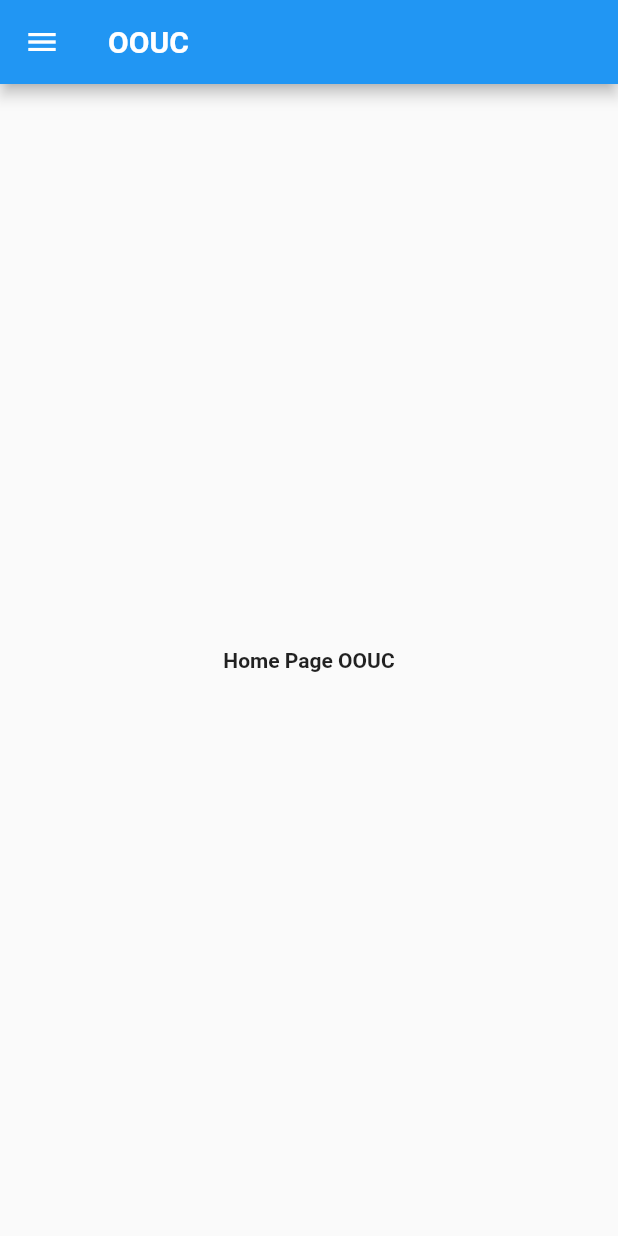
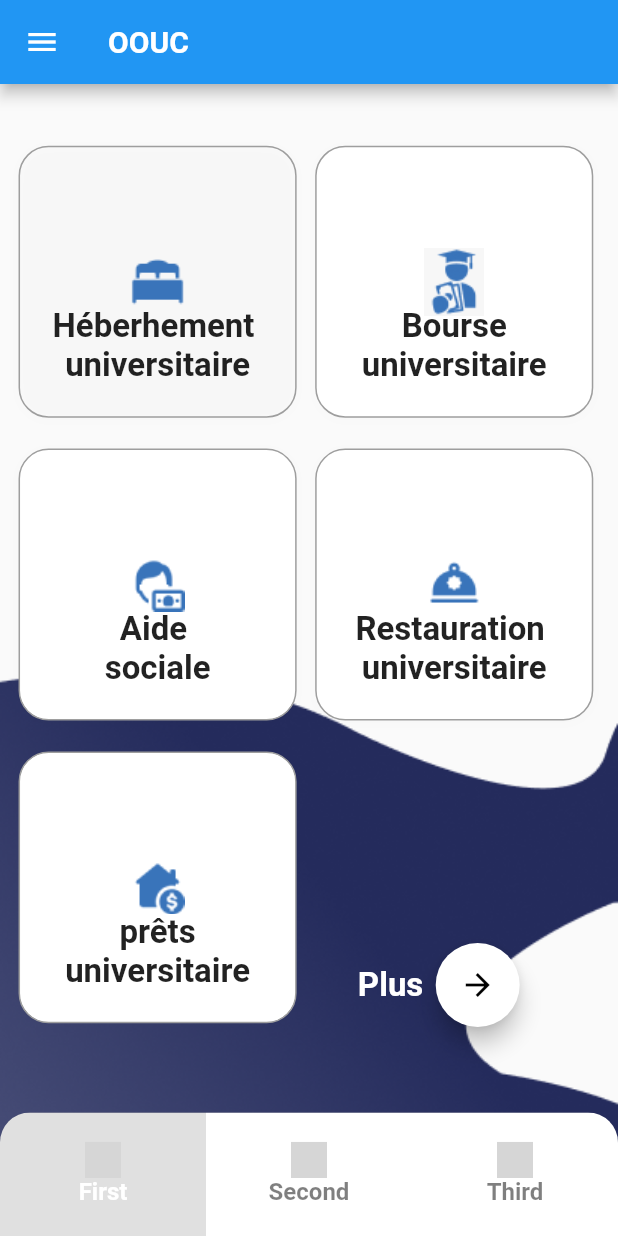
Before and after one commit to HamzaMlaouhi/OOUC, a Flutter app: the screen it shows after launch, after a tap on "CONNEXION", on a phone screen of 412 x 824 dp. Run offline on Flutter 3.47's test engine with Material 2 defaults, Android fonts, the phone set to English and light mode, and no system bars; drawn by our look-alikes of auto_size_text; our stand-ins replace flutter_svg; missing offline and left inert: sliding_switch; grey boxes are pictures that could not be loaded.

Commit message:
Home Page

```diff
--- a/lib/Routes/route_generator.dart
+++ b/lib/Routes/route_generator.dart
@@ -1,6 +1,7 @@
+import 'package:OOUC/Widgets/BottomNavigationBar.dart';
 import 'package:flutter/material.dart';
 import 'package:OOUC/Screens/LoginPage.dart';
-import 'package:OOUC/Screens/MenuPage.dart';
+import 'package:OOUC/Screens/HomePage.dart';
 
 class RouteGenerator {
   static Route<dynamic> generateRoute(RouteSettings settings) {
@@ -13,8 +14,8 @@ class RouteGenerator {
       case '/loginPage':
         return MaterialPageRoute(builder: (_) => LoginPage());
 
-      case '/MenuPage':
-        return MaterialPageRoute(builder: (_) => MenuPage());
+      case '/HomePage':
+        return MaterialPageRoute(builder: (_) => HomePage());
 
       default:
         return _errorRoute();
--- /dev/null
+++ b/lib/Screens/HomePage.dart
@@ -0,0 +1,285 @@
+import 'package:OOUC/Widgets/BottomNavigationBar.dart';
+import 'package:flutter/material.dart';
+import 'package:flutter_svg/svg.dart';
+import 'package:sliding_switch/sliding_switch.dart';
+
+import '../Widgets/AppBarDrawer.dart';
+
+class HomePage extends StatelessWidget {
+  const HomePage({Key? key}) : super(key: key);
+
+  @override
+  Widget build(BuildContext context) {
+    double height = MediaQuery.of(context).size.height;
+    double width = MediaQuery.of(context).size.width;
+    return Scaffold(
+      extendBody: true,
+      appBar: AppBar(title: const Text("OOUC")),
+      drawer: AppBarDrawer(),
+      bottomNavigationBar: CustomerBottomNavigationBar(),
+      body: Container(
+          decoration: BoxDecoration(
+            image: DecorationImage(
+                image: AssetImage("assets/image/BlueBackground.png"),
+                fit: BoxFit.fitWidth,
+                alignment: Alignment.bottomCenter),
+          ),
+          child: Row(
+            children: [
+              SizedBox(
+                width: width * 0.03,
+              ),
+              Column(
+                children: [
+                  SizedBox(
+                    height: height * 0.05,
+                  ),
+                  Container(
+                      height: height * 0.22,
+                      width: width * 0.45,
+                      decoration: BoxDecoration(
+                          image: DecorationImage(
+                            image: AssetImage(
+                              "assets/image/Bedroom.png",
+                            ),
+                            alignment: Alignment.center,
+                          ),
+                          border: Border.all(
+                            color: Colors.grey,
+                          ),
+                          boxShadow: [
+                            BoxShadow(
+                              color: Colors.black.withOpacity(0.01),
+                              offset: Offset(0, 1),
+                              blurRadius: 5,
+                              spreadRadius: 0,
+                            )
+                          ],
+                          borderRadius: BorderRadius.all(Radius.circular(20))),
+                      child: Column(
+                        mainAxisAlignment: MainAxisAlignment.end,
+                        children: [
+                          Align(
+                              child: Text(
+                            "Héberhement ",
+                            style: TextStyle(fontSize: 22),
+                          )),
+                          Text(
+                            "universitaire",
+                            style: TextStyle(fontSize: 22),
+                          ),
+                          SizedBox(
+                            height: height * 0.025,
+                          )
+                        ],
+                      )),
+                  SizedBox(
+                    height: height * 0.025,
+                  ),
+                  Container(
+                      height: height * 0.22,
+                      width: width * 0.45,
+                      decoration: BoxDecoration(
+                          color: Colors.white,
+                          image: DecorationImage(
+                            image: AssetImage(
+                              "assets/image/Budget.png",
+                            ),
+                            alignment: Alignment.center,
+                          ),
+                          border: Border.all(
+                            color: Colors.grey,
+                          ),
+                          boxShadow: [
+                            BoxShadow(
+                              color: Colors.black.withOpacity(0.01),
+                              offset: Offset(0, 1),
+                              blurRadius: 5,
+                              spreadRadius: 0,
+                            )
+                          ],
+                          borderRadius: BorderRadius.all(Radius.circular(20))),
+                      child: Column(
+                        mainAxisAlignment: MainAxisAlignment.end,
+                        children: [
+                          Align(
+                              child: Text(
+                            "Aide ",
+                            style: TextStyle(fontSize: 22),
+                          )),
+                          Text(
+                            "sociale",
+                            style: TextStyle(fontSize: 22),
+                          ),
+                          SizedBox(
+                            height: height * 0.025,
+                          )
+                        ],
+                      )),
+                  SizedBox(
+                    height: height * 0.025,
+                  ),
+                  Container(
+                      height: height * 0.22,
+                      width: width * 0.45,
+                      decoration: BoxDecoration(
+                          color: Colors.white,
+                          image: DecorationImage(
+                            image: AssetImage(
+                              "assets/image/Mortgage.png",
+                            ),
+                            alignment: Alignment.center,
+                          ),
+                          border: Border.all(
+                            color: Colors.grey,
+                          ),
+                          boxShadow: [
+                            BoxShadow(
+                              color: Colors.black.withOpacity(0.01),
+                              offset: Offset(0, 1),
+                              blurRadius: 5,
+                              spreadRadius: 0,
+                            )
+                          ],
+                          borderRadius: BorderRadius.all(Radius.circular(20))),
+                      child: Column(
+                        mainAxisAlignment: MainAxisAlignment.end,
+                        children: [
+                          Align(
+                              child: Text(
+                            "prêts",
+                            style: TextStyle(fontSize: 22),
+                          )),
+                          Text(
+                            "universitaire",
+                            style: TextStyle(fontSize: 22),
+                          ),
+                          SizedBox(
+                            height: height * 0.025,
+                          )
+                        ],
+                      )),
+                ],
+              ),
+              SizedBox(
+                width: width * 0.03,
+              ),
+              Column(
+                children: [
+                  SizedBox(
+                    height: height * 0.05,
+                  ),
+                  Container(
+                      height: height * 0.22,
+                      width: width * 0.45,
+                      decoration: BoxDecoration(
+                          color: Colors.white,
+                          image: DecorationImage(
+                            image: AssetImage(
+                              "assets/image/image 1761.png",
+                            ),
+                            alignment: Alignment.center,
+                          ),
+                          border: Border.all(
+                            color: Colors.grey,
+                          ),
+                          boxShadow: [
+                            BoxShadow(
+                              color: Colors.black.withOpacity(0.01),
+                              offset: Offset(0, 1),
+                              blurRadius: 5,
+                              spreadRadius: 0,
+                            )
+                          ],
+                          borderRadius: BorderRadius.all(Radius.circular(20))),
+                      child: Column(
+                        mainAxisAlignment: MainAxisAlignment.end,
+                        children: [
+                          Align(
+                              child: Text(
+                            "Bourse",
+                            style: TextStyle(fontSize: 22),
+                          )),
+                          Text(
+                            "universitaire",
+                            style: TextStyle(fontSize: 22),
+                          ),
+                          SizedBox(
+                            height: height * 0.025,
+                          )
+                        ],
+                      )),
+                  SizedBox(
+                    height: height * 0.025,
+                  ),
+                  Container(
+                      height: height * 0.22,
+                      width: width * 0.45,
+                      decoration: BoxDecoration(
+                          color: Colors.white,
+                          image: DecorationImage(
+                            image: AssetImage(
+                              "assets/image/Halal Food (1).png",
+                            ),
+                            alignment: Alignment.center,
+                          ),
+                          border: Border.all(
+                            color: Colors.grey,
+                          ),
+                          boxShadow: [
+                            BoxShadow(
+                              color: Colors.black.withOpacity(0.01),
+                              offset: Offset(0, 1),
+                              blurRadius: 5,
+                              spreadRadius: 0,
+                            )
+                          ],
+                          borderRadius: BorderRadius.all(Radius.circular(20))),
+                      child: Column(
+                        mainAxisAlignment: MainAxisAlignment.end,
+                        children: [
+                          Align(
+                              child: Text(
+                            "Restauration ",
+                            style: TextStyle(fontSize: 22),
+                          )),
+                          Text(
+                            "universitaire",
+                            style: TextStyle(fontSize: 22),
+                          ),
+                          SizedBox(
+                            height: height * 0.025,
+                          )
+                        ],
+                      )),
+                  SizedBox(
+                    height: height * 0.18,
+                  ),
+                  Row(
+                    children: [
+                      Text(
+                        "Plus",
+                        style: TextStyle(fontSize: 22, color: Colors.white),
+                      ),
+                      SizedBox(
+                        width: width * 0.020,
+                      ),
+                      new FloatingActionButton(
+                          backgroundColor: Colors.white,
+                          child: const Icon(
+                            Icons.arrow_forward,
+                            color: Colors.black,
+                          ),
+                          onPressed: () {}),
+                      SizedBox(
+                        width: width * 0.05,
+                      ),
+                    ],
+                  ),
+                ],
+              ),
+            ],
+          )),
+    );
+  }
+}
--- a/lib/Screens/LoginPage.dart
+++ b/lib/Screens/LoginPage.dart
@@ -122,7 +122,7 @@ class LoginPage extends StatelessWidget {
                           RoundedRectangleBorder(
                               borderRadius: BorderRadius.circular(18.0),
                               side: BorderSide(color: Color(0xff2b335d))))),
-                  onPressed: () => Navigator.pushNamed(context, '/MenuPage')),
+                  onPressed: () => Navigator.pushNamed(context, '/HomePage')),
             ),
           ),
           SizedBox(
--- a/lib/Screens/MenuPage.dart
+++ b/lib/Widgets/AppBarDrawer.dart
@@ -1,16 +1,15 @@
+import 'package:OOUC/Widgets/BottomNavigationBar.dart';
 import 'package:flutter/material.dart';
 import 'package:sliding_switch/sliding_switch.dart';
 
-class MenuPage extends StatelessWidget {
-  const MenuPage({Key? key}) : super(key: key);
+class AppBarDrawer extends StatelessWidget {
+  const AppBarDrawer({Key? key}) : super(key: key);
 
   @override
   Widget build(BuildContext context) {
     double height = MediaQuery.of(context).size.height;
     double width = MediaQuery.of(context).size.width;
-    return Scaffold(
-      appBar: AppBar(title: const Text("OOUC")),
-      drawer: Drawer(
+    return Drawer(
         elevation: 10.0,
         child: Column(
           children: <Widget>[
@@ -148,11 +147,6 @@ class MenuPage extends StatelessWidget {
               ],
             ),
           ],
-        ),
-      ),
-      body: const Center(
-        child: Text('Home Page OOUC'),
-      ),
-    );
+        ));
   }
 }
--- /dev/null
+++ b/lib/Widgets/BottomNavigationBar.dart
@@ -0,0 +1,99 @@
+import 'package:flutter/material.dart';
+import 'package:flutter_svg/flutter_svg.dart';
+import 'package:auto_size_text/auto_size_text.dart';
+
+class CustomerBottomNavigationBar extends StatefulWidget {
+  CustomerBottomNavigationBar({
+    Key? key,
+  }) : super(key: key);
+
+  @override
+  State<CustomerBottomNavigationBar> createState() =>
+      _CustomerBottomNavigationBarState();
+}
+
+class _CustomerBottomNavigationBarState
+    extends State<CustomerBottomNavigationBar> {
+  int currentIndex = 0;
+
+  @override
+  Widget build(BuildContext context) {
+    double screenHeight = MediaQuery.of(context).size.height;
+
+    return ClipRRect(
+      borderRadius: BorderRadius.vertical(
+        top: Radius.circular(20),
+      ),
+      child: Container(
+        height: screenHeight * 0.10,
+        decoration: BoxDecoration(
+          borderRadius: BorderRadius.vertical(
+            top: Radius.circular(20),
+          ),
+          boxShadow: [
+            BoxShadow(
+              color: Colors.black38,
+              spreadRadius: 0,
+              blurRadius: 10,
+            ),
+          ],
+        ),
+        child: Row(
+          children: [
+            BottomNavigationBarItem(
+              0,
+              'First',
+            ),
+            BottomNavigationBarItem(
+              1,
+              'Second',
+            ),
+            BottomNavigationBarItem(
+              2,
+              'Third',
+            ),
+          ],
+        ),
+      ),
+    );
+  }
+
+  Expanded BottomNavigationBarItem(index, label) {
+    return Expanded(
+      child: GestureDetector(
+        onTap: () {
+          setState(() {
+            currentIndex = index;
+          });
+        },
+        child: Container(
+          color: currentIndex == index ? Colors.grey[300] : Colors.white,
+          padding: EdgeInsets.symmetric(horizontal: 4),
+          child: Column(
+            mainAxisAlignment: MainAxisAlignment.center,
+            children: [
+              SvgPicture.asset(
+                'assets/icons/Bedroom.svg',
+                height: 24,
+                width: 24,
+                color: currentIndex == index
+                    ? Colors.white
+                    : Colors.black.withOpacity(0.5),
+              ),
+              AutoSizeText(
+                label,
+                maxLines: 1,
+                style: TextStyle(
+                  color: currentIndex == index
+                      ? Colors.white
+                      : Colors.black.withOpacity(0.5),
+                  fontSize: 16,
+                ),
+              )
+            ],
+          ),
+        ),
+      ),
+    );
+  }
+}
--- a/pubspec.yaml
+++ b/pubspec.yaml
@@ -35,6 +35,9 @@ dependencies:
   # Use with the CupertinoIcons class for iOS style icons.
   cupertino_icons: ^1.0.2
   sliding_switch: ^1.1.0
+  flutter_svg: ^1.1.6
+  auto_size_text: ^3.0.0
+
 dev_dependencies:
   flutter_test:
     sdk: flutter
```
Also changed, not shown: assets/icons/Bedroom.svg (added), assets/image/Bedroom.png (added), assets/image/BlueBackground.png (added), assets/image/Budget.png (added), assets/image/Halal Food (1).png (added), assets/image/Mortgage.png (added), assets/image/image 1761.png (added), pubspec.lock.
